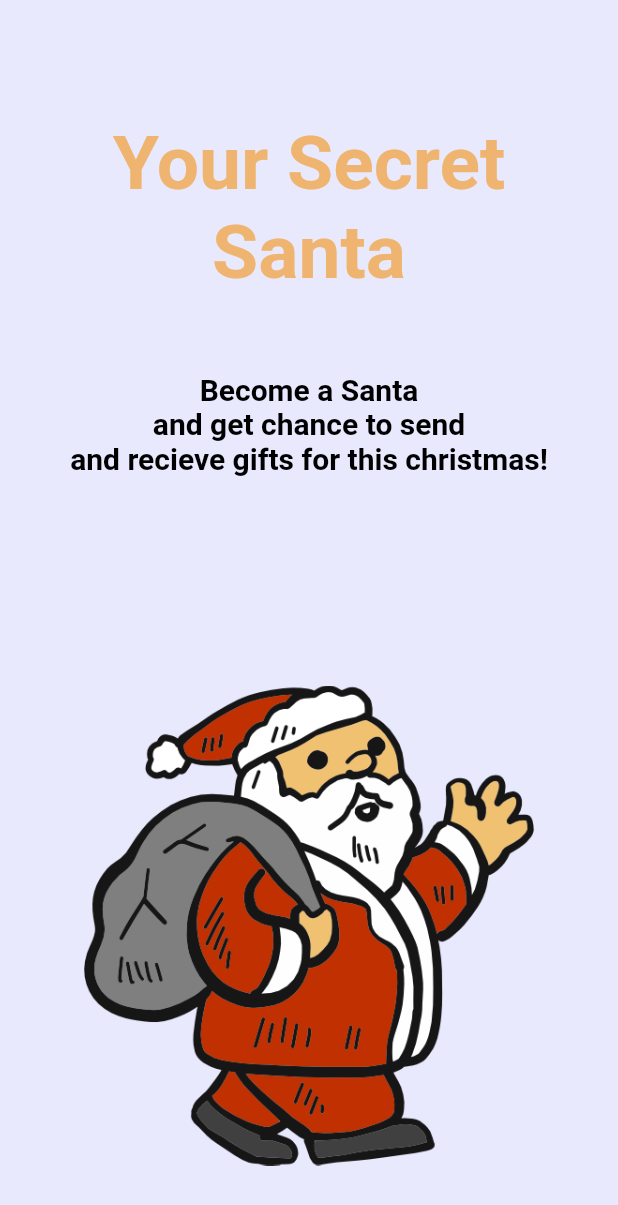
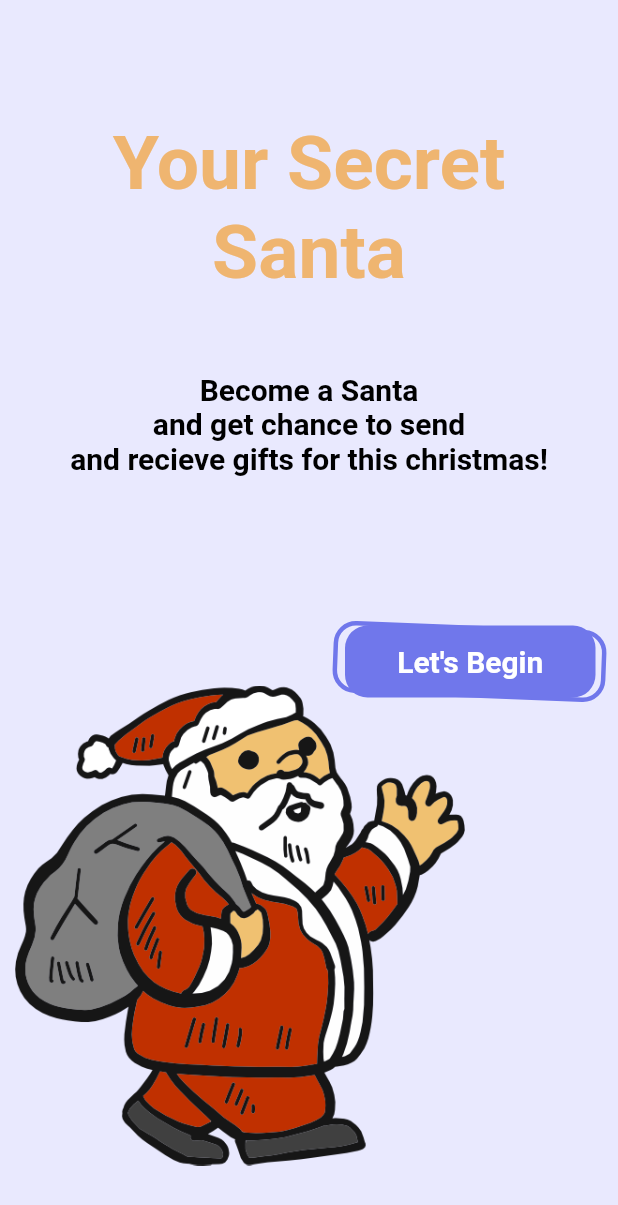
Before and after one commit to KS9004/beautiful_ui, a Flutter app: the screen it shows after launch, on a phone screen of 412 x 824 dp. Shown: the top 1205 px of the screen. Run offline on Flutter 3.47's test engine with Material 2 defaults, Android fonts, the phone set to English and light mode, and no system bars.

Commit message:
added button to home_screen

```diff
--- a/lib/main.dart
+++ b/lib/main.dart
@@ -66,6 +66,43 @@ class _HomePageState extends State<HomePage> {
                 width: 320,
                 height: 400.0,
               ),
+              Padding(
+                padding: EdgeInsets.only(left: 230.0, right: 15.0),
+                child: Container(
+                  width: double.infinity,
+                  decoration: BoxDecoration(
+                    borderRadius: BorderRadius.circular(15.0),
+                    color: Color(0xff7077eb),
+                  ),
+                  child: MaterialButton(
+                    child: Text(
+                      "Let's Begin",
+                      style: TextStyle(
+                          color: Colors.white,
+                          fontWeight: FontWeight.bold,
+                          fontSize: 20),
+                    ),
+                    onPressed: null,
+                  ),
+                ),
+              ),
+              Padding(
+                padding: EdgeInsets.only(left: 222.0, right: 8.0),
+                child: Transform.rotate(
+                  angle: pi / 80.0,
+                  child: Container(
+                    height: 48.0,
+                    width: double.infinity,
+                    child: OutlineButton(
+                        borderSide:
+                            BorderSide(color: Color(0xff7077eb), width: 3.0),
+                        onPressed: null,
+                        shape: new RoundedRectangleBorder(
+                            side: BorderSide(color: Color(0xff7077eb)),
+                            borderRadius: new BorderRadius.circular(15.0))),
+                  ),
+                ),
+              )
             ])
           ],
         ),
```
